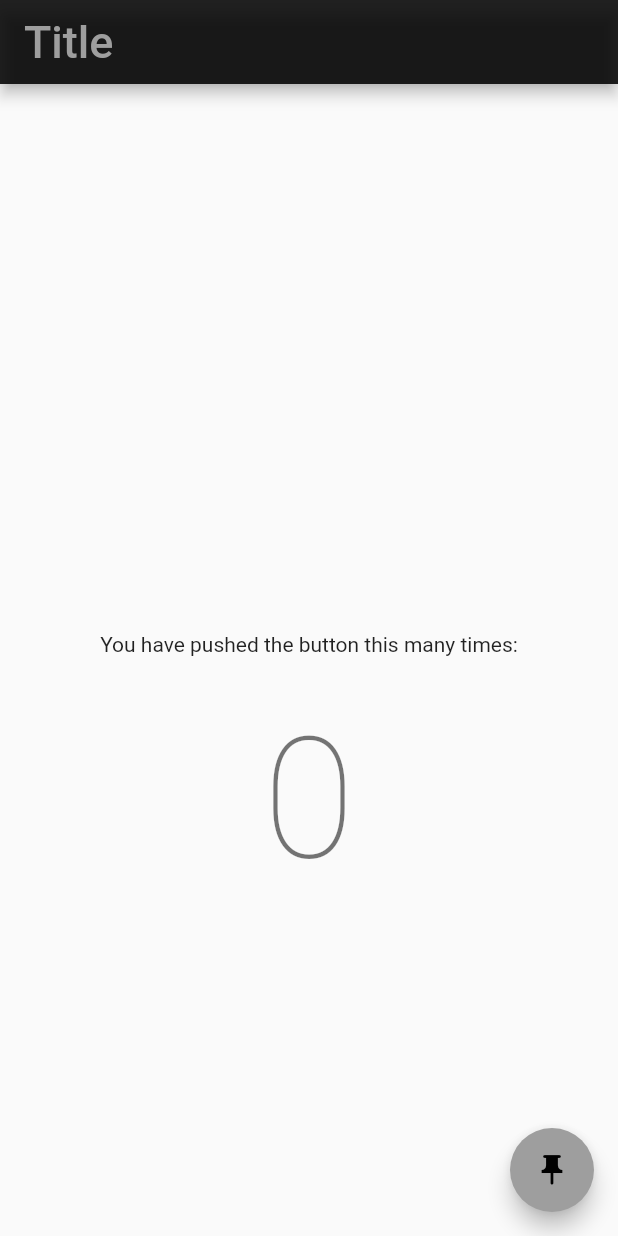
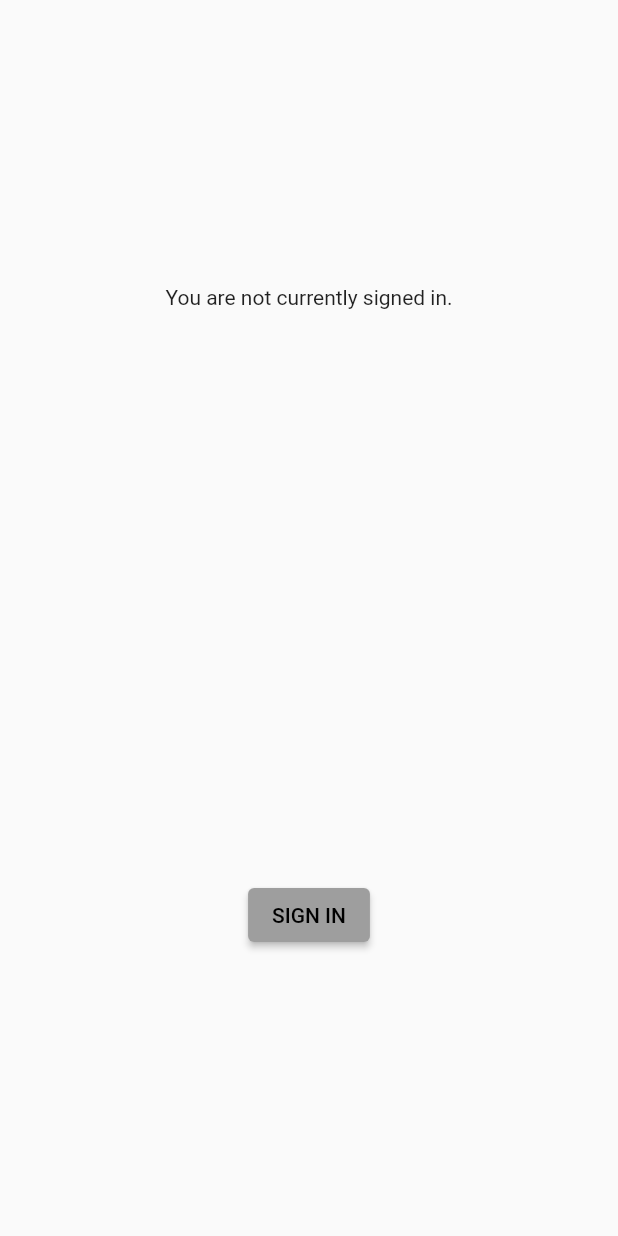
Before and after one commit to jpunlay/flutter_app, a Flutter app: the screen it shows after launch, on a phone screen of 412 x 824 dp. Run offline on Flutter 3.47's test engine with Material 2 defaults, Android fonts, the phone set to English and light mode, and no system bars; Roboto replaces fonts that are missing (Billabong).

Commit message:
Add initial google login

```diff
--- a/lib/main.dart
+++ b/lib/main.dart
@@ -1,4 +1,5 @@
 import 'package:flutter/material.dart';
+import 'package:flutter_app/widgets/login.dart';
 import 'package:flutter_app/widgets/myhomepage.dart';
 
 void main() {
@@ -8,7 +9,6 @@ void main() {
 class MyApp extends StatelessWidget {
   const MyApp({Key? key}) : super(key: key);
 
-  // This widget is the root of your application.
   @override
   Widget build(BuildContext context) {
     return MaterialApp(
@@ -17,7 +17,7 @@ class MyApp extends StatelessWidget {
         primarySwatch: Colors.grey,
         primaryIconTheme: IconThemeData(color: Colors.black)
       ),
-      home: const MyHomePage(title: 'Title'),
+      home: Login(),
     );
   }
 }
--- /dev/null
+++ b/lib/widgets/login.dart
@@ -0,0 +1,73 @@
+import 'package:flutter/material.dart';
+import 'dart:developer' as developer;
+
+
+class Login extends StatefulWidget {
+
+  @override
+  State<StatefulWidget> createState() =>_Login();
+}
+
+  Future<void> _handleSignIn() async {
+    try {
+      developer.log('log me', name: 'my.app.category');
+    } catch (error) {
+      print(error);
+    }
+  }
+
+class _Login extends State<Login> {
+  Widget _buildBody() {
+    // GoogleSignInAccount? user = _currentUser;
+    // if (user != null) {
+    //   return Column(
+    //     mainAxisAlignment: MainAxisAlignment.spaceAround,
+    //     children: <Widget>[
+    //       ListTile(
+    //         leading: GoogleUserCircleAvatar(
+    //           identity: user,
+    //         ),
+    //         title: Text(user.displayName ?? ''),
+    //         subtitle: Text(user.email),
+    //       ),
+    //       const Text("Signed in successfully."),
+    //       Text(_contactText),
+    //       ElevatedButton(
+    //         child: const Text('SIGN OUT'),
+    //         onPressed: _handleSignOut,
+    //       ),
+    //       ElevatedButton(
+    //         child: const Text('REFRESH'),
+    //         onPressed: () => _handleGetContact(user),
+    //       ),
+    //     ],
+    //   );
+    // } else {
+      return Column(
+        mainAxisAlignment: MainAxisAlignment.spaceAround,
+        children: <Widget>[
+          const Text("You are not currently signed in."),
+          ElevatedButton(
+            child: const Text('SIGN IN'),
+            onPressed: _handleSignIn,
+          ),
+        ],
+      );
+    }
+  // }
+
+
+@override
+  Widget build(BuildContext context) {
+    return Scaffold(
+        // appBar: AppBar(
+        //   title: const Text('Google Sign In'),
+        //   backgroundColor: Colors.white,
+        // ),
+        body: ConstrainedBox(
+          constraints: const BoxConstraints.expand(),
+          child: _buildBody(),
+        ));
+  }
+
+}
--- a/lib/widgets/myhomepage.dart
+++ b/lib/widgets/myhomepage.dart
@@ -42,7 +42,10 @@ class _MyHomePageState extends State<MyHomePage> {
         title: Text(
           widget.title,
           style: const TextStyle(
-              fontSize: 30.0, fontFamily: "Billabong", color: Colors.grey),
+              fontSize: 30.0,
+              fontFamily: "Billabong",
+              color: Colors.grey
+          ),
         ),
         backgroundColor: Colors.black87,
       ),
```
